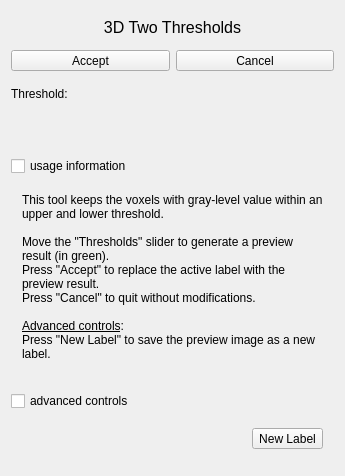
The window that Modules/SegmentationUI/Qmitk/QmitkBinaryThresholdULToolGUIControls.ui (MITK/MITK) describes before a commit, drawn with Qt 5.
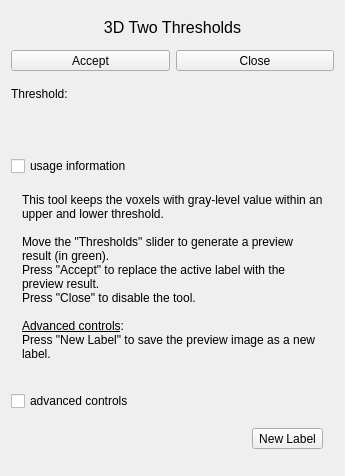
The same window after the commit. Icons and pictures are not drawn. Custom widgets are drawn as their Qt base class.

Commit message: enabled the otsu tool for automatic multiple thresholding

```diff
--- a/Modules/SegmentationUI/Qmitk/QmitkBinaryThresholdULToolGUIControls.ui
+++ b/Modules/SegmentationUI/Qmitk/QmitkBinaryThresholdULToolGUIControls.ui
@@ -102,7 +102,7 @@
         <string>Quit without doing any modification</string>
        </property>
        <property name="text">
-        <string>Cancel</string>
+        <string>Close</string>
        </property>
        <property name="icon">
         <iconset resource="../resources/SegmentationUI.qrc">
@@ -191,7 +191,7 @@
 &lt;p style=&quot;-qt-paragraph-type:empty; margin-top:0px; margin-bottom:0px; margin-left:0px; margin-right:0px; -qt-block-indent:0; text-indent:0px; font-family:'Sans'; font-size:9pt;&quot;&gt;&lt;br /&gt;&lt;/p&gt;
 &lt;p style=&quot; margin-top:0px; margin-bottom:0px; margin-left:0px; margin-right:0px; -qt-block-indent:0; text-indent:0px;&quot;&gt;&lt;span style=&quot; font-family:'Sans'; font-size:9pt;&quot;&gt;Move the &amp;quot;Thresholds&amp;quot; slider to generate a preview result (in green).&lt;/span&gt;&lt;/p&gt;
 &lt;p style=&quot; margin-top:0px; margin-bottom:0px; margin-left:0px; margin-right:0px; -qt-block-indent:0; text-indent:0px;&quot;&gt;&lt;span style=&quot; font-family:'Sans'; font-size:9pt;&quot;&gt;Press &amp;quot;Accept&amp;quot; to replace the active label with the preview result.&lt;/span&gt;&lt;/p&gt;
-&lt;p style=&quot; margin-top:0px; margin-bottom:0px; margin-left:0px; margin-right:0px; -qt-block-indent:0; text-indent:0px;&quot;&gt;&lt;span style=&quot; font-family:'Sans'; font-size:9pt;&quot;&gt;Press &amp;quot;Cancel&amp;quot; to quit without modifications.&lt;/span&gt;&lt;/p&gt;
+&lt;p style=&quot; margin-top:0px; margin-bottom:0px; margin-left:0px; margin-right:0px; -qt-block-indent:0; text-indent:0px;&quot;&gt;&lt;span style=&quot; font-family:'Sans'; font-size:9pt;&quot;&gt;Press &amp;quot;Close&amp;quot; to disable the tool.&lt;/span&gt;&lt;/p&gt;
 &lt;p style=&quot;-qt-paragraph-type:empty; margin-top:0px; margin-bottom:0px; margin-left:0px; margin-right:0px; -qt-block-indent:0; text-indent:0px; font-family:'Sans'; font-size:9pt;&quot;&gt;&lt;br /&gt;&lt;/p&gt;
 &lt;p style=&quot; margin-top:0px; margin-bottom:0px; margin-left:0px; margin-right:0px; -qt-block-indent:0; text-indent:0px;&quot;&gt;&lt;span style=&quot; font-family:'Sans'; font-size:9pt; text-decoration: underline;&quot;&gt;Advanced controls&lt;/span&gt;&lt;span style=&quot; font-family:'Sans'; font-size:9pt;&quot;&gt;: &lt;/span&gt;&lt;/p&gt;
 &lt;p style=&quot; margin-top:0px; margin-bottom:0px; margin-left:0px; margin-right:0px; -qt-block-indent:0; text-indent:0px;&quot;&gt;&lt;span style=&quot; font-family:'Sans'; font-size:9pt;&quot;&gt;Press &amp;quot;New Label&amp;quot; to save the preview image as a new label.&lt;/span&gt;&lt;/p&gt;
```
The commit also changes 21 other files.
